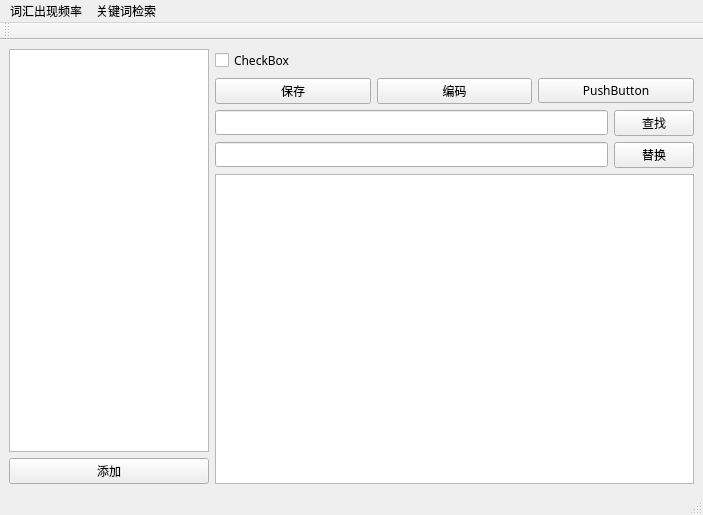
Before: the Qt Designer form ui/main.ui in yunowo/data-structure, drawn with Qt 5.
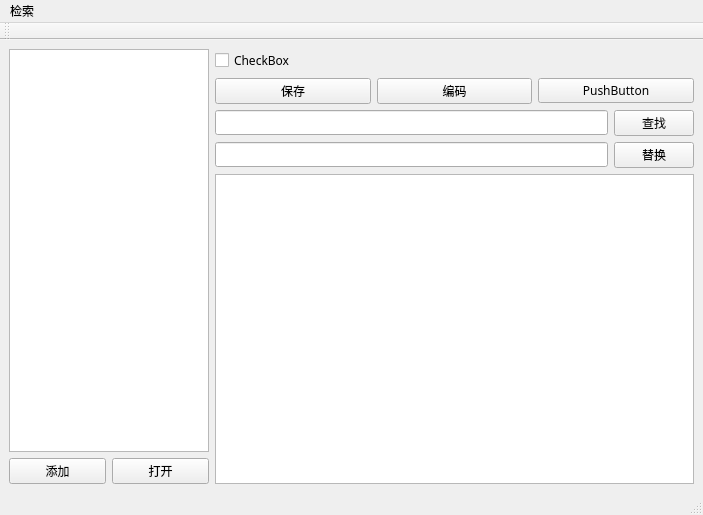
After: the same form once the commit is applied.

```diff
--- a/ui/main.ui
+++ b/ui/main.ui
@@ -44,11 +44,25 @@
          </widget>
         </item>
         <item>
-         <widget class="QPushButton" name="button_add">
-          <property name="text">
-           <string>添加</string>
+         <layout class="QHBoxLayout" name="horizontalLayout">
+          <property name="bottomMargin">
+           <number>0</number>
           </property>
-         </widget>
+          <item>
+           <widget class="QPushButton" name="button_add">
+            <property name="text">
+             <string>添加</string>
+            </property>
+           </widget>
+          </item>
+          <item>
+           <widget class="QPushButton" name="button_open">
+            <property name="text">
+             <string>打开</string>
+            </property>
+           </widget>
+          </item>
+         </layout>
         </item>
        </layout>
       </item>
@@ -149,17 +163,12 @@
    </property>
    <widget class="QMenu" name="menu">
     <property name="title">
-     <string>词汇出现频率</string>
+     <string>检索</string>
     </property>
     <addaction name="action_freq"/>
-   </widget>
-   <widget class="QMenu" name="menu_2">
-    <property name="title">
-     <string>关键词检索</string>
-    </property>
+    <addaction name="action_search"/>
    </widget>
    <addaction name="menu"/>
-   <addaction name="menu_2"/>
   </widget>
   <widget class="QStatusBar" name="statusbar"/>
   <widget class="QToolBar" name="toolBar">
```
Left out of the diff: 9 changed lines with no effect on the pictures.
